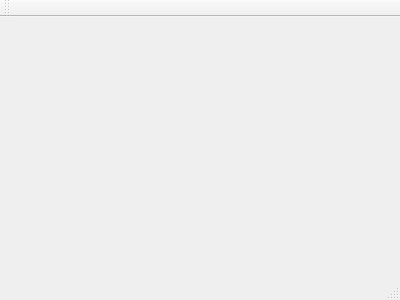
This is GUI/mainwindow.ui in Yeeethan00/MR2_project_V1.0 as Qt 5 draws it before an edit. The edited form follows.
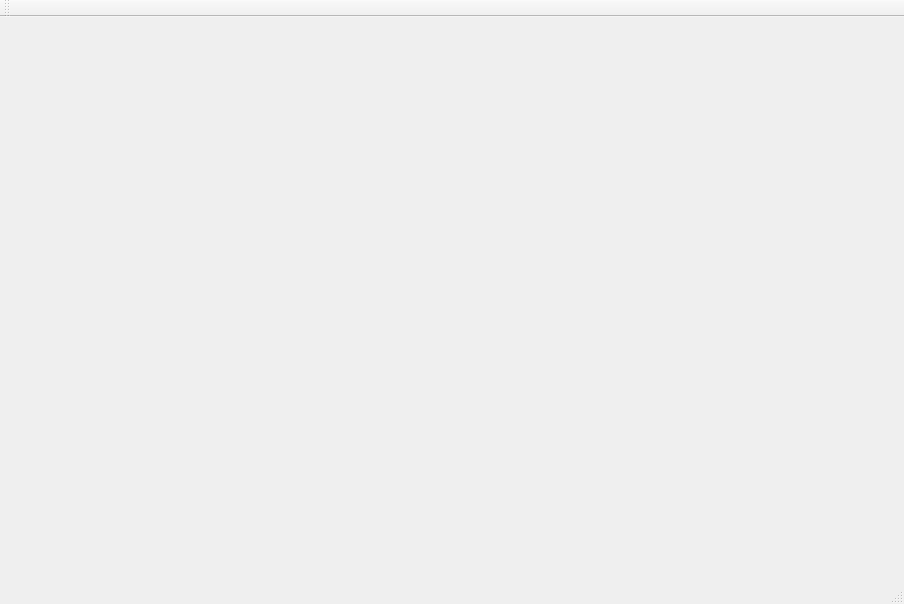
This is the edited form.

```diff
--- a/GUI/mainwindow.ui
+++ b/GUI/mainwindow.ui
@@ -6,8 +6,8 @@
    <rect>
     <x>0</x>
     <y>0</y>
-    <width>400</width>
-    <height>300</height>
+    <width>904</width>
+    <height>604</height>
    </rect>
   </property>
   <property name="windowTitle">
```
Left out of the diff: 4 changed lines with no effect on the pictures.
